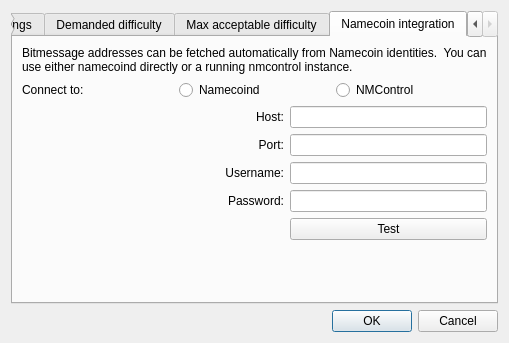
Above: src/bitmessageqt/settings.ui from Bitmessage/PyBitmessage before the change. Below: the same form after it.
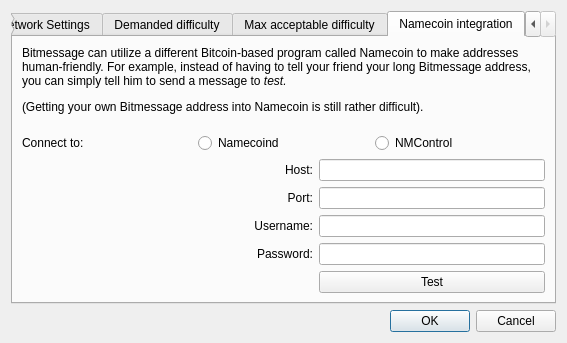
That is the form after the change. The open tabs and pages were chosen to show the change.

Commit message: Dont show Fetch button if cannot connect to Namecoin

```diff
--- a/src/bitmessageqt/settings.ui
+++ b/src/bitmessageqt/settings.ui
@@ -6,7 +6,7 @@
    <rect>
     <x>0</x>
     <y>0</y>
-    <width>462</width>
+    <width>567</width>
     <height>343</height>
    </rect>
   </property>
@@ -526,7 +526,7 @@
        <item row="0" column="0" colspan="3">
         <widget class="QLabel" name="label_16">
          <property name="text">
-          <string>Bitmessage addresses can be fetched automatically from Namecoin identities.  You can use either namecoind directly or a running nmcontrol instance.</string>
+          <string>&lt;html&gt;&lt;head/&gt;&lt;body&gt;&lt;p&gt;Bitmessage can utilize a different Bitcoin-based program called Namecoin to make addresses human-friendly. For example, instead of having to tell your friend your long Bitmessage address, you can simply tell him to send a message to &lt;span style=&quot; font-style:italic;&quot;&gt;test. &lt;/span&gt;&lt;/p&gt;&lt;p&gt;(Getting your own Bitmessage address into Namecoin is still rather difficult).&lt;/p&gt;&lt;p&gt;Bitmessage can use either namecoind directly or a running nmcontrol instance.&lt;/p&gt;&lt;/body&gt;&lt;/html&gt;</string>
          </property>
          <property name="wordWrap">
           <bool>true</bool>
```
The commit also changes 3 other files.
